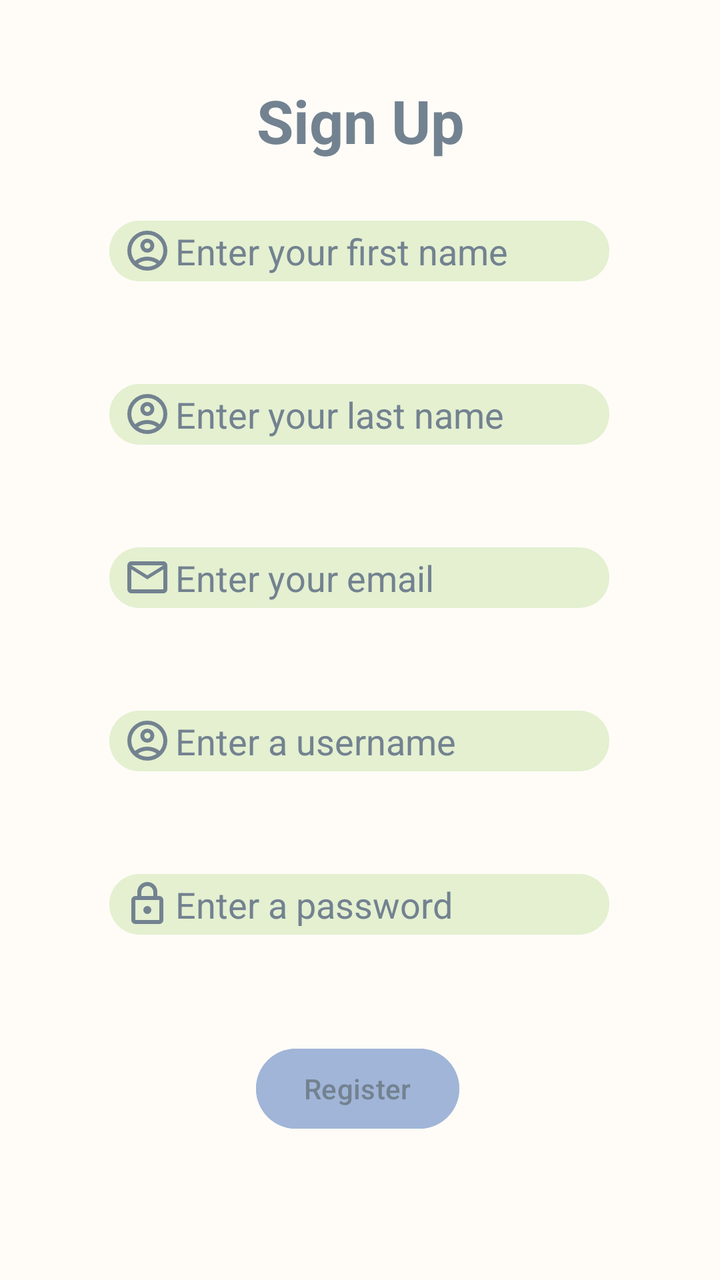
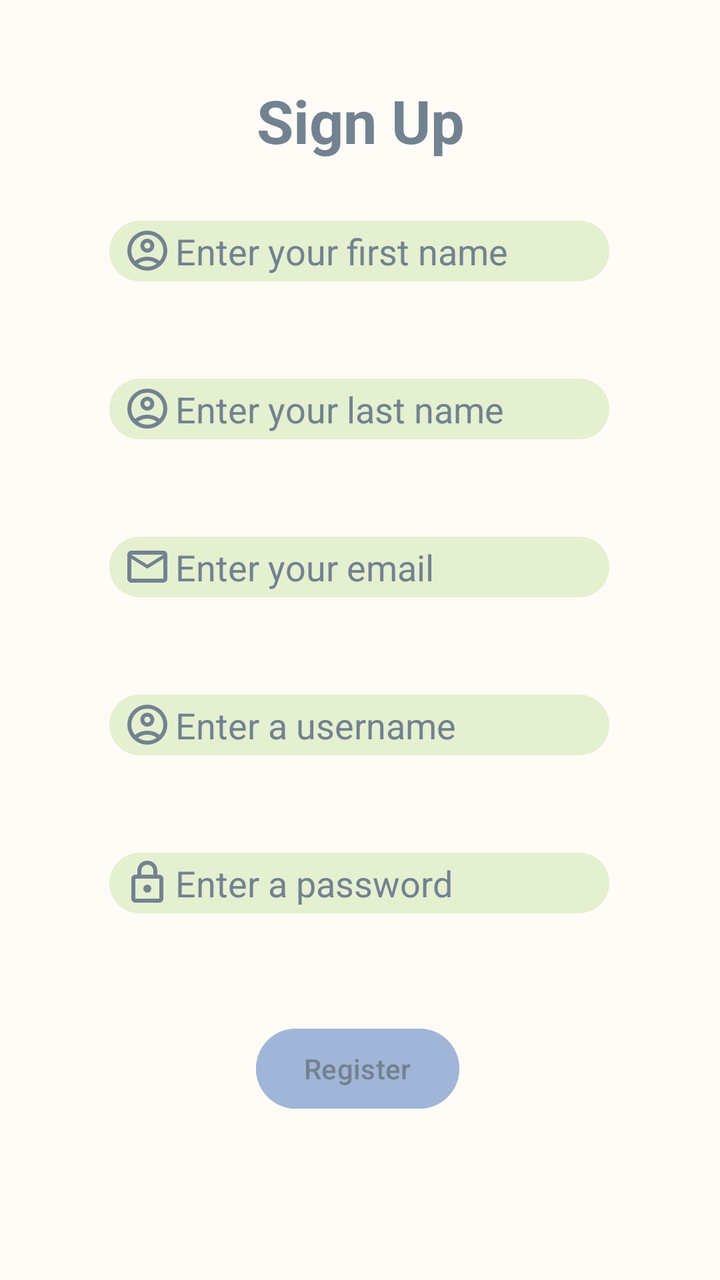

Two renders of the same Android screen: before a commit and after it. Below are the layout's source before the change and the commit's diff.
<!-- AndroidManifest.xml: application theme Theme.MyApp -->
<!-- res/layout/activity_sign_up.xml -->
<?xml version="1.0" encoding="utf-8"?>
<androidx.constraintlayout.widget.ConstraintLayout xmlns:android="http://schemas.android.com/apk/res/android"
    xmlns:app="http://schemas.android.com/apk/res-auto"
    xmlns:tools="http://schemas.android.com/tools"
    android:id="@+id/main"
    android:layout_width="match_parent"
    android:layout_height="match_parent"
    android:background="#FFFCF7"
    tools:context=".SignUpActivity">

    <EditText
        android:id="@+id/fistNameText"
        android:layout_width="250dp"
        android:layout_height="wrap_content"
        android:layout_marginTop="30dp"
        android:background="@drawable/signuptextview"
        android:digits="abcdefghijklmnopqrstuvwxyz ABCDEFGHIJKLMNOPQRSTUVWXYZ"
        android:drawableStart="@drawable/account_circle"
        android:drawablePadding="2dp"
        android:ems="10"
        android:hint="Enter your first name"
        android:inputType="text"
        android:paddingStart="7dp"
        android:paddingTop="3dp"
        android:paddingEnd="5dp"
        android:paddingBottom="3dp"
        android:textColor="#738290"
        android:textColorHint="#738290"
        app:layout_constraintEnd_toEndOf="parent"
        app:layout_constraintHorizontal_bias="0.497"
        app:layout_constraintStart_toStartOf="parent"
        app:layout_constraintTop_toBottomOf="@+id/HeaderTextView" />

    <EditText
        android:id="@+id/lastNameText"
        android:layout_width="250dp"
        android:layout_height="wrap_content"
        android:layout_marginTop="25dp"
        android:background="@drawable/signuptextview"
        android:digits="abcdefghijklmnopqrstuvwxyz ABCDEFGHIJKLMNOPQRSTUVWXYZ"
        android:drawableLeft="@drawable/account_circle"
        android:drawablePadding="2dp"
        android:ems="10"
        android:hint="Enter your last name"
        android:inputType="text"
        android:paddingStart="7dp"
        android:paddingTop="3dp"
        android:paddingEnd="5dp"
        android:paddingBottom="3dp"
        android:textColor="#738290"
        android:textColorHint="#738290"
        app:layout_constraintEnd_toEndOf="parent"
        app:layout_constraintHorizontal_bias="0.497"
        app:layout_constraintStart_toStartOf="parent"
        app:layout_constraintTop_toBottomOf="@+id/errorTextView1" />

    <EditText
        android:id="@+id/emailText"
        android:layout_width="250dp"
        android:layout_height="wrap_content"
        android:layout_marginTop="25dp"
        android:background="@drawable/signuptextview"
        android:drawableLeft="@drawable/mail"
        android:drawablePadding="2dp"
        android:ems="10"
        android:hint="Enter your email"
        android:inputType="textEmailAddress"
        android:paddingStart="7dp"
        android:paddingTop="3dp"
        android:paddingEnd="5dp"
        android:paddingBottom="3dp"
        android:textColor="#738290"
        android:textColorHint="#738290"
        app:layout_constraintEnd_toEndOf="parent"
        app:layout_constraintHorizontal_bias="0.497"
        app:layout_constraintStart_toStartOf="parent"
        app:layout_constraintTop_toBottomOf="@+id/errorTextView2" />

    <EditText
        android:id="@+id/userNameText"
        android:layout_width="250dp"
        android:layout_height="wrap_content"
        android:layout_marginTop="25dp"
        android:background="@drawable/signuptextview"
        android:drawableLeft="@drawable/account_circle"
        android:drawablePadding="2dp"
        android:ems="10"
        android:hint="Enter a username"
        android:inputType="text"
        android:paddingStart="7dp"
        android:paddingTop="3dp"
        android:paddingEnd="5dp"
        android:paddingBottom="3dp"
        android:textColor="#738290"
        android:textColorHint="#738290"
        app:layout_constraintEnd_toEndOf="parent"
        app:layout_constraintHorizontal_bias="0.497"
        app:layout_constraintStart_toStartOf="parent"
        app:layout_constraintTop_toBottomOf="@+id/errorTextView3" />

    <EditText
        android:id="@+id/passwordText"
        android:layout_width="250dp"
        android:layout_height="wrap_content"
        android:layout_marginTop="25dp"
        android:background="@drawable/signuptextview"
        android:drawableLeft="@drawable/lock"
        android:drawablePadding="2dp"
        android:ems="10"
        android:hint="Enter a password"
        android:inputType="textPassword"
        android:paddingStart="7dp"
        android:paddingTop="3dp"
        android:paddingEnd="5dp"
        android:paddingBottom="3dp"
        android:textColor="#738290"
        android:textColorHint="#738290"
        app:layout_constraintEnd_toEndOf="parent"
        app:layout_constraintHorizontal_bias="0.497"
        app:layout_constraintStart_toStartOf="parent"
        app:layout_constraintTop_toBottomOf="@+id/errorTextView4" />

    <Button
        android:id="@+id/signUpButton"
        android:layout_width="wrap_content"
        android:layout_height="wrap_content"
        android:backgroundTint="#A1B5D8"
        android:text="Register"
        android:textColor="#738290"
        app:layout_constraintBottom_toBottomOf="parent"
        app:layout_constraintEnd_toEndOf="parent"
        app:layout_constraintHorizontal_bias="0.496"
        app:layout_constraintStart_toStartOf="parent"
        app:layout_constraintTop_toBottomOf="@+id/errorTextView5"
        app:layout_constraintVertical_bias="0.27" />

    <TextView
        android:id="@+id/HeaderTextView"
        android:layout_width="wrap_content"
        android:layout_height="wrap_content"
        android:layout_marginTop="40dp"
        android:text="Sign Up"
        android:textColor="#738290"
        android:textSize="30sp"
        android:textStyle="bold"
        app:layout_constraintEnd_toEndOf="parent"
        app:layout_constraintHorizontal_bias="0.501"
        app:layout_constraintStart_toStartOf="parent"
        app:layout_constraintTop_toTopOf="parent" />

    <TextView
        android:id="@+id/errorTextView1"
        android:layout_width="wrap_content"
        android:layout_height="wrap_content"
        android:layout_marginTop="10dp"
        android:textColor="#738290"
        android:textSize="12sp"
        app:layout_constraintEnd_toEndOf="parent"
        app:layout_constraintHorizontal_bias="0.0"
        app:layout_constraintStart_toStartOf="@+id/fistNameText"
        app:layout_constraintTop_toBottomOf="@+id/fistNameText" />

    <TextView
        android:id="@+id/errorTextView2"
        android:layout_width="wrap_content"
        android:layout_height="wrap_content"
        android:layout_marginTop="10dp"
        android:textColor="#738290"
        android:textSize="12sp"
        app:layout_constraintEnd_toEndOf="parent"
        app:layout_constraintHorizontal_bias="0.0"
        app:layout_constraintStart_toStartOf="@+id/lastNameText"
        app:layout_constraintTop_toBottomOf="@+id/lastNameText" />

    <TextView
        android:id="@+id/errorTextView3"
        android:layout_width="wrap_content"
        android:layout_height="wrap_content"
        android:layout_marginTop="10dp"
        android:textColor="#738290"
        android:textSize="12sp"
        app:layout_constraintEnd_toEndOf="parent"
        app:layout_constraintHorizontal_bias="0.0"
        app:layout_constraintStart_toStartOf="@+id/emailText"
        app:layout_constraintTop_toBottomOf="@+id/emailText" />

    <TextView
        android:id="@+id/errorTextView4"
        android:layout_width="wrap_content"
        android:layout_height="wrap_content"
        android:layout_marginTop="10dp"
        android:textColor="#738290"
        android:textSize="12sp"
        app:layout_constraintEnd_toEndOf="parent"
        app:layout_constraintHorizontal_bias="0.0"
        app:layout_constraintStart_toStartOf="@+id/userNameText"
        app:layout_constraintTop_toBottomOf="@+id/userNameText" />

    <TextView
        android:id="@+id/errorTextView5"
        android:layout_width="wrap_content"
        android:layout_height="wrap_content"
        android:layout_marginTop="10dp"
        android:textColor="#738290"
        android:textSize="12sp"
        app:layout_constraintEnd_toEndOf="parent"
        app:layout_constraintHorizontal_bias="0.0"
        app:layout_constraintStart_toStartOf="@+id/passwordText"
        app:layout_constraintTop_toBottomOf="@+id/passwordText" />

</androidx.constraintlayout.widget.ConstraintLayout>
<!-- resources referenced by this layout -->
<resources>
  <!-- drawable account_circle (drawable) -->
  <vector xmlns:android="http://schemas.android.com/apk/res/android" android:height="24dp" android:tint="#738290" android:viewportHeight="960" android:viewportWidth="960" android:width="24dp">
        
      <path android:fillColor="@android:color/white" android:pathData="M234,684Q285,645 348,622.5Q411,600 480,600Q549,600 612,622.5Q675,645 726,684Q761,643 780.5,591Q800,539 800,480Q800,347 706.5,253.5Q613,160 480,160Q347,160 253.5,253.5Q160,347 160,480Q160,539 179.5,591Q199,643 234,684ZM380.5,479.5Q340,439 340,380Q340,321 380.5,280.5Q421,240 480,240Q539,240 579.5,280.5Q620,321 620,380Q620,439 579.5,479.5Q539,520 480,520Q421,520 380.5,479.5ZM480,880Q397,880 324,848.5Q251,817 197,763Q143,709 111.5,636Q80,563 80,480Q80,397 111.5,324Q143,251 197,197Q251,143 324,111.5Q397,80 480,80Q563,80 636,111.5Q709,143 763,197Q817,251 848.5,324Q880,397 880,480Q880,563 848.5,636Q817,709 763,763Q709,817 636,848.5Q563,880 480,880ZM580,784.5Q627,769 666,740Q627,711 580,695.5Q533,680 480,680Q427,680 380,695.5Q333,711 294,740Q333,769 380,784.5Q427,800 480,800Q533,800 580,784.5ZM523,423Q540,406 540,380Q540,354 523,337Q506,320 480,320Q454,320 437,337Q420,354 420,380Q420,406 437,423Q454,440 480,440Q506,440 523,423ZM480,380Q480,380 480,380Q480,380 480,380Q480,380 480,380Q480,380 480,380Q480,380 480,380Q480,380 480,380Q480,380 480,380Q480,380 480,380ZM480,740Q480,740 480,740Q480,740 480,740Q480,740 480,740Q480,740 480,740Q480,740 480,740Q480,740 480,740Q480,740 480,740Q480,740 480,740Z"/>
      
  </vector>
  <!-- drawable lock (drawable) -->
  <vector xmlns:android="http://schemas.android.com/apk/res/android" android:height="24dp" android:tint="#738290" android:viewportHeight="960" android:viewportWidth="960" android:width="24dp">
        
      <path android:fillColor="@android:color/white" android:pathData="M240,880Q207,880 183.5,856.5Q160,833 160,800L160,400Q160,367 183.5,343.5Q207,320 240,320L280,320L280,240Q280,157 338.5,98.5Q397,40 480,40Q563,40 621.5,98.5Q680,157 680,240L680,320L720,320Q753,320 776.5,343.5Q800,367 800,400L800,800Q800,833 776.5,856.5Q753,880 720,880L240,880ZM240,800L720,800Q720,800 720,800Q720,800 720,800L720,400Q720,400 720,400Q720,400 720,400L240,400Q240,400 240,400Q240,400 240,400L240,800Q240,800 240,800Q240,800 240,800ZM536.5,656.5Q560,633 560,600Q560,567 536.5,543.5Q513,520 480,520Q447,520 423.5,543.5Q400,567 400,600Q400,633 423.5,656.5Q447,680 480,680Q513,680 536.5,656.5ZM360,320L600,320L600,240Q600,190 565,155Q530,120 480,120Q430,120 395,155Q360,190 360,240L360,320ZM240,800Q240,800 240,800Q240,800 240,800L240,400Q240,400 240,400Q240,400 240,400L240,400Q240,400 240,400Q240,400 240,400L240,800Q240,800 240,800Q240,800 240,800Z"/>
      
  </vector>
  <!-- drawable mail (drawable) -->
  <vector xmlns:android="http://schemas.android.com/apk/res/android" android:height="24dp" android:tint="#738290" android:viewportHeight="960" android:viewportWidth="960" android:width="24dp">
        
      <path android:fillColor="@android:color/white" android:pathData="M160,800Q127,800 103.5,776.5Q80,753 80,720L80,240Q80,207 103.5,183.5Q127,160 160,160L800,160Q833,160 856.5,183.5Q880,207 880,240L880,720Q880,753 856.5,776.5Q833,800 800,800L160,800ZM480,520L160,320L160,720Q160,720 160,720Q160,720 160,720L800,720Q800,720 800,720Q800,720 800,720L800,320L480,520ZM480,440L800,240L160,240L480,440ZM160,320L160,240L160,240L160,320L160,720Q160,720 160,720Q160,720 160,720L160,720Q160,720 160,720Q160,720 160,720L160,320Z"/>
      
  </vector>
  <!-- drawable signuptextview (drawable) -->
  <?xml version="1.0" encoding="utf-8"?>
  <shape xmlns:android="http://schemas.android.com/apk/res/android"
      android:shape="rectangle">
      <solid android:color="#E4F0D0" />
      <corners android:radius="15dp"/>
  </shape>
  <style name="Theme.MyApp" parent="Base.Theme.MyApp" />
  <style name="Base.Theme.MyApp" parent="Theme.Material3.DayNight.NoActionBar">
          
          
      </style>
</resources>

<!-- the commit's change to res/layout/activity_sign_up.xml (unified diff, before → after) -->
@@ -154,7 +154,7 @@
         android:layout_height="wrap_content"
         android:layout_marginTop="10dp"
         android:textColor="#738290"
-        android:textSize="12sp"
+        android:textSize="10sp"
         app:layout_constraintEnd_toEndOf="parent"
         app:layout_constraintHorizontal_bias="0.0"
         app:layout_constraintStart_toStartOf="@+id/fistNameText"
@@ -166,7 +166,7 @@
         android:layout_height="wrap_content"
         android:layout_marginTop="10dp"
         android:textColor="#738290"
-        android:textSize="12sp"
+        android:textSize="10sp"
         app:layout_constraintEnd_toEndOf="parent"
         app:layout_constraintHorizontal_bias="0.0"
         app:layout_constraintStart_toStartOf="@+id/lastNameText"
@@ -178,7 +178,7 @@
         android:layout_height="wrap_content"
         android:layout_marginTop="10dp"
         android:textColor="#738290"
-        android:textSize="12sp"
+        android:textSize="10sp"
         app:layout_constraintEnd_toEndOf="parent"
         app:layout_constraintHorizontal_bias="0.0"
         app:layout_constraintStart_toStartOf="@+id/emailText"
@@ -190,7 +190,7 @@
         android:layout_height="wrap_content"
         android:layout_marginTop="10dp"
         android:textColor="#738290"
-        android:textSize="12sp"
+        android:textSize="10sp"
         app:layout_constraintEnd_toEndOf="parent"
         app:layout_constraintHorizontal_bias="0.0"
         app:layout_constraintStart_toStartOf="@+id/userNameText"
@@ -202,7 +202,7 @@
         android:layout_height="wrap_content"
         android:layout_marginTop="10dp"
         android:textColor="#738290"
-        android:textSize="12sp"
+        android:textSize="10sp"
         app:layout_constraintEnd_toEndOf="parent"
         app:layout_constraintHorizontal_bias="0.0"
         app:layout_constraintStart_toStartOf="@+id/passwordText"
